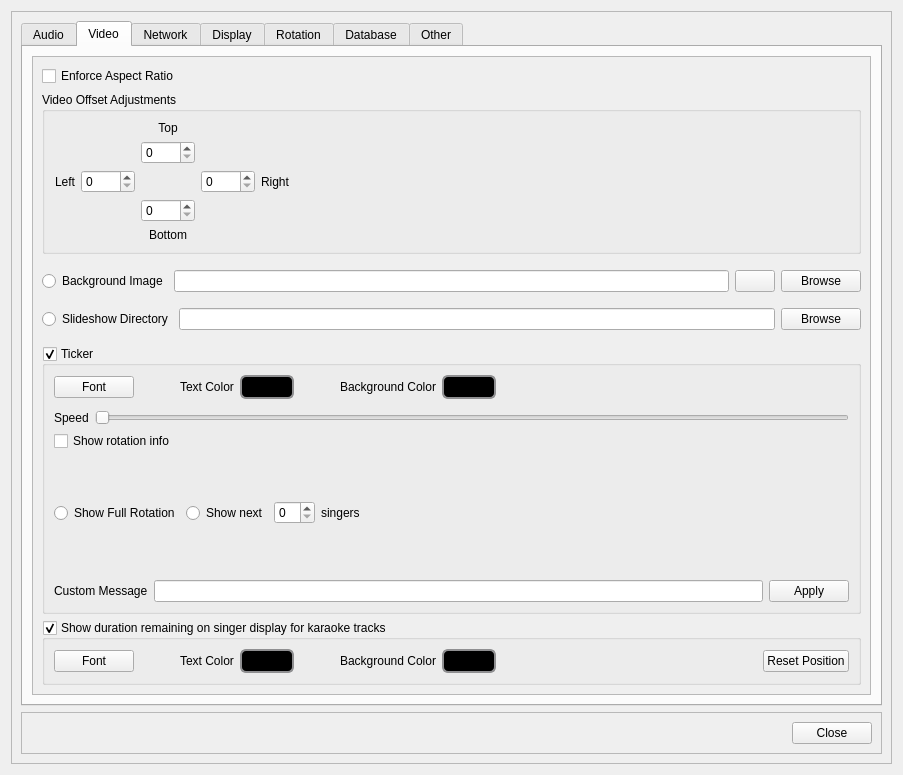
This is OpenKJ/dlgsettings.ui in OpenKJ/OpenKJ as Qt 5 draws it before an edit. The edited form follows.
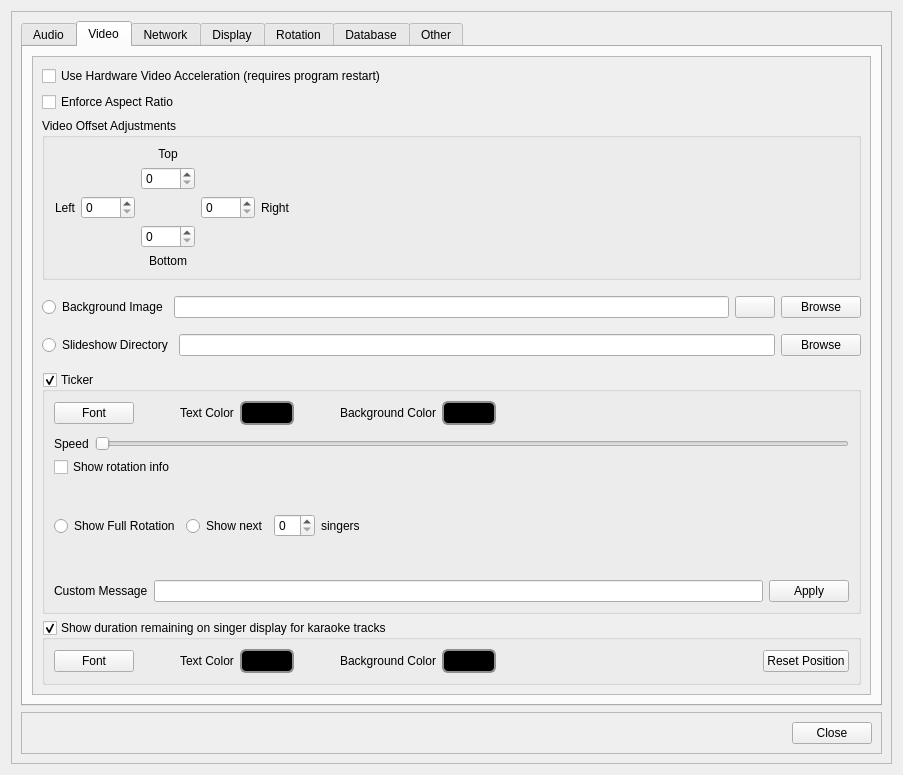
This is the edited form. The open tabs and pages were chosen to show the change. Icons and pictures are not drawn.

The edit to the form file:
```diff
--- a/OpenKJ/dlgsettings.ui
+++ b/OpenKJ/dlgsettings.ui
@@ -313,10 +313,17 @@
                  <x>0</x>
                  <y>0</y>
                  <width>825</width>
-                 <height>643</height>
+                 <height>674</height>
                 </rect>
                </property>
                <layout class="QVBoxLayout" name="verticalLayout_11">
+                <item>
+                 <widget class="QCheckBox" name="checkBoxHardwareAccel">
+                  <property name="text">
+                   <string>Use Hardware Video Acceleration (requires program restart)</string>
+                  </property>
+                 </widget>
+                </item>
                 <item>
                  <widget class="QCheckBox" name="checkBoxEnforceAspectRatio">
                   <property name="toolTip">
```
Left out of the diff: 2 changed lines with no effect on the pictures.
